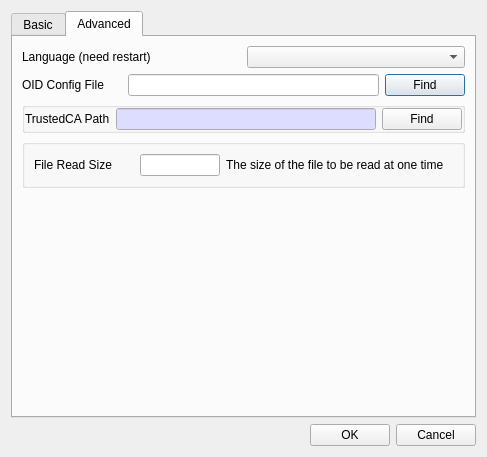
The window that BerEditor/settings_dlg.ui (jykim74/BerEditor) describes before a commit, drawn with Qt 5.
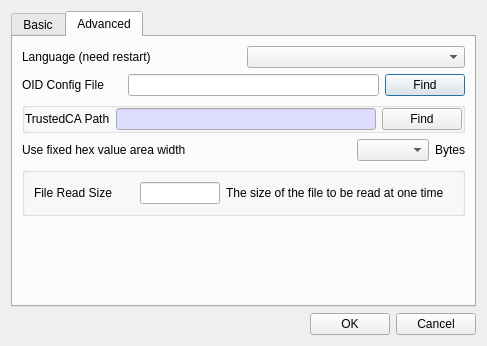
The same window after the commit.

```diff
--- a/BerEditor/settings_dlg.ui
+++ b/BerEditor/settings_dlg.ui
@@ -7,7 +7,7 @@
     <x>0</x>
     <y>0</y>
     <width>487</width>
-    <height>457</height>
+    <height>346</height>
    </rect>
   </property>
   <property name="windowTitle">
@@ -183,6 +183,19 @@
        <string>Advanced</string>
       </attribute>
       <layout class="QGridLayout" name="gridLayout">
+       <item row="5" column="0">
+        <spacer name="verticalSpacer_2">
+         <property name="orientation">
+          <enum>Qt::Vertical</enum>
+         </property>
+         <property name="sizeHint" stdset="0">
+          <size>
+           <width>20</width>
+           <height>40</height>
+          </size>
+         </property>
+        </spacer>
+       </item>
        <item row="1" column="0">
         <layout class="QGridLayout" name="gridLayout_3">
          <property name="topMargin">
@@ -213,7 +226,7 @@
          </item>
         </layout>
        </item>
-       <item row="3" column="0">
+       <item row="4" column="0">
         <widget class="QGroupBox" name="mFileReadSizeGroup">
          <property name="title">
           <string/>
@@ -261,6 +274,20 @@
          </layout>
         </widget>
        </item>
+       <item row="0" column="0">
+        <layout class="QHBoxLayout" name="horizontalLayout">
+         <item>
+          <widget class="QLabel" name="label">
+           <property name="text">
+            <string>Language (need restart)</string>
+           </property>
+          </widget>
+         </item>
+         <item>
+          <widget class="QComboBox" name="mLangComboBox"/>
+         </item>
+        </layout>
+       </item>
        <item row="2" column="0">
         <widget class="QGroupBox" name="mTrustedCAGroup">
          <property name="title">
@@ -337,33 +364,43 @@
          </layout>
         </widget>
        </item>
-       <item row="0" column="0">
-        <layout class="QHBoxLayout" name="horizontalLayout">
-         <item>
-          <widget class="QLabel" name="label">
+       <item row="3" column="0">
+        <layout class="QGridLayout" name="gridLayout_4">
+         <property name="topMargin">
+          <number>0</number>
+         </property>
+         <item row="0" column="2">
+          <widget class="QComboBox" name="mHexAreaWidthCombo"/>
+         </item>
+         <item row="0" column="0">
+          <widget class="QLabel" name="label_9">
            <property name="text">
-            <string>Language (need restart)</string>
+            <string>Use fixed hex value area width</string>
            </property>
           </widget>
          </item>
-         <item>
-          <widget class="QComboBox" name="mLangComboBox"/>
+         <item row="0" column="3">
+          <widget class="QLabel" name="label_10">
+           <property name="text">
+            <string>Bytes</string>
+           </property>
+          </widget>
+         </item>
+         <item row="0" column="1">
+          <spacer name="horizontalSpacer_3">
+           <property name="orientation">
+            <enum>Qt::Horizontal</enum>
+           </property>
+           <property name="sizeHint" stdset="0">
+            <size>
+             <width>40</width>
+             <height>20</height>
+            </size>
+           </property>
+          </spacer>
          </item>
         </layout>
        </item>
-       <item row="4" column="0">
-        <spacer name="verticalSpacer_2">
-         <property name="orientation">
-          <enum>Qt::Vertical</enum>
-         </property>
-         <property name="sizeHint" stdset="0">
-          <size>
-           <width>20</width>
-           <height>40</height>
-          </size>
-         </property>
-        </spacer>
-       </item>
       </layout>
      </widget>
     </widget>
```
